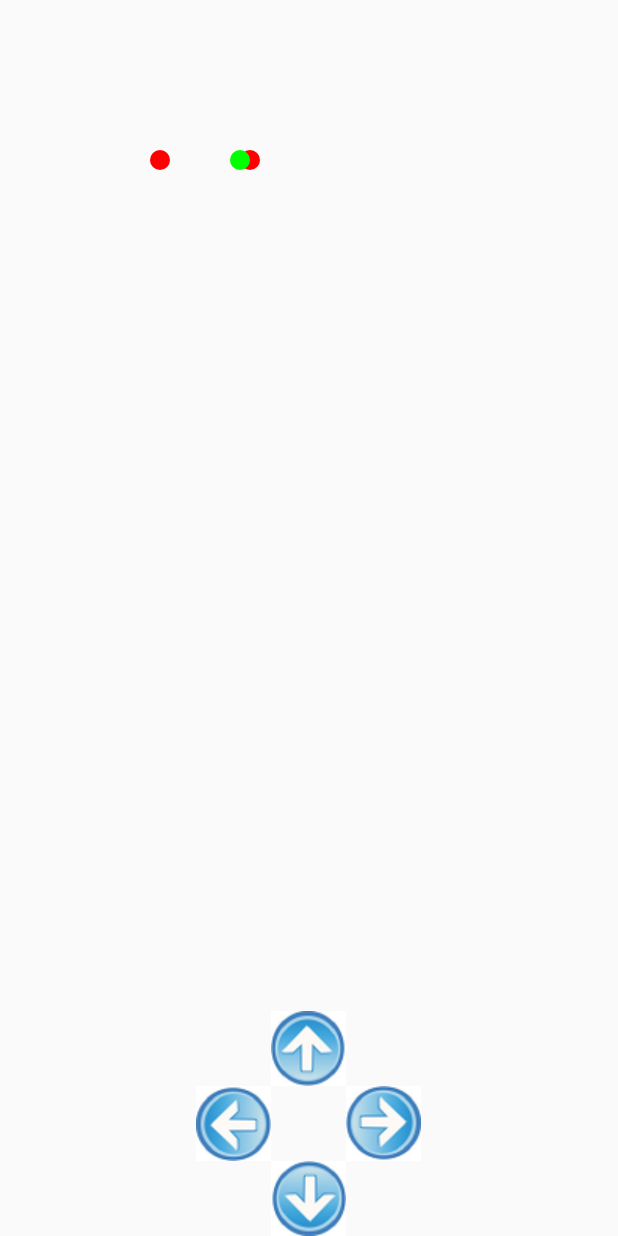
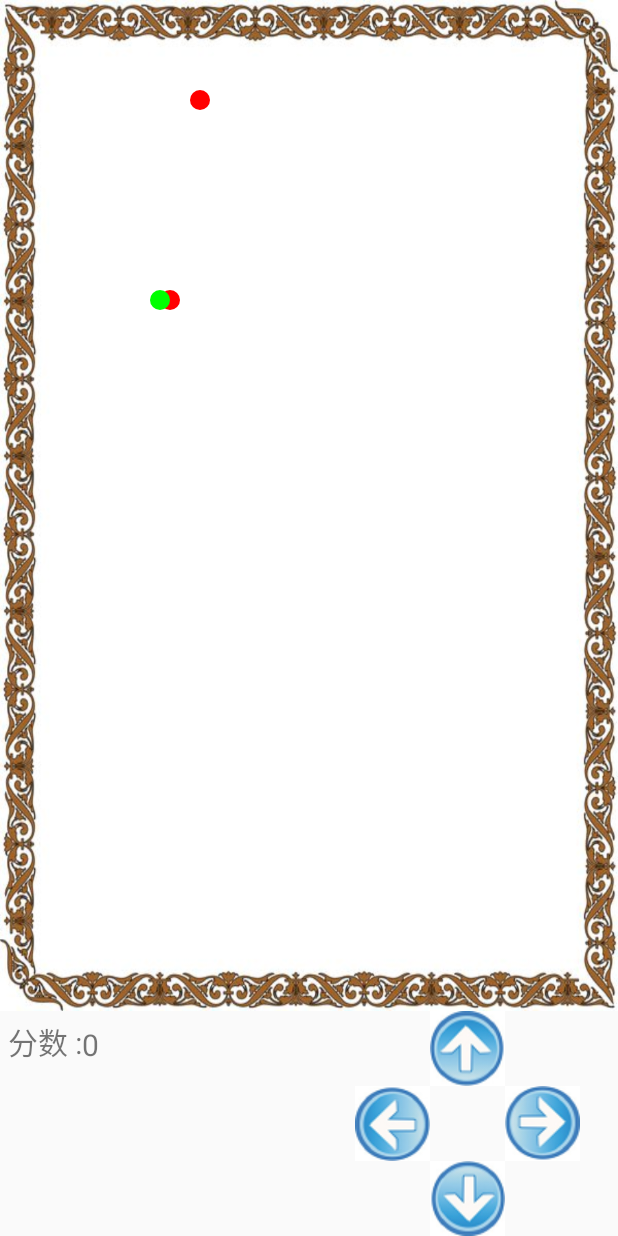
Before and after one commit to liangshui999/RetroSnaker, an Android app: the screen it shows after launch (CanvasTest), on a phone screen of 412 x 824 dp. Run offline under Robolectric (Android 15) with nearby library versions, the phone set to English and light mode, and no system bars; our stand-ins replace ButterKnife.

Commit message:
吃食物bug修复，计分器加上，背景音乐加上，背景音乐有点问题

```diff
--- a/app/src/main/java/com/example/asus_cp/retrosnaker/CanvasTest.java
+++ b/app/src/main/java/com/example/asus_cp/retrosnaker/CanvasTest.java
@@ -2,17 +2,24 @@ package com.example.asus_cp.retrosnaker;
 
 import android.app.Activity;
 import android.app.AlertDialog;
+import android.app.Dialog;
 import android.content.Context;
+import android.content.DialogInterface;
+import android.content.res.AssetFileDescriptor;
 import android.graphics.Canvas;
 import android.graphics.Color;
 import android.graphics.Paint;
+import android.media.MediaPlayer;
 import android.os.Bundle;
 import android.os.Handler;
 import android.os.Message;
+import android.util.Log;
 import android.view.View;
 import android.widget.Button;
 import android.widget.FrameLayout;
+import android.widget.TextView;
 
+import java.io.IOException;
 import java.util.ArrayList;
 import java.util.List;
 import java.util.Random;
@@ -32,6 +39,7 @@ public class CanvasTest extends Activity{
     @Bind(R.id.img_left) Button imgLeft;
     @Bind(R.id.img_right) Button imgRight;
     @Bind(R.id.img_down) Button imgDown;
+    @Bind(R.id.text_score) TextView textScore;//显示分数的textview
     private View v;//画布
     private int radios=10;//半径
 
@@ -54,11 +62,29 @@ public class CanvasTest extends Activity{
     //定时发送消息的handler
     private MyHandler myHandler;
 
+    //记录总分的变量
+    private int score;
+    //每吃到一次食物加的分数
+    private int eatScore;
 
+    //每个多长时间重绘一次
+    private int time;
 
     public static final int DING_SHI=1;//定时任务的标记（用于发送消息）
     public static final int ORITATION_CHANGED=2;//方向改变的标记(用于发送消息)
     public static final int FOOD_HAVE_EATED=3;//食物被吃了之后发送的消息的标记（请求重新生成一个食物）
+    public static final int RESTART=4;//再来一次发送的消息
+
+    private String tag="CanvasTest";
+
+    //存储音乐地址的集合
+    private List<Integer>musics;
+
+    //全局的音乐播放器
+    private MediaPlayer mediaPlayer;
+
+    //集合里面音乐的索引
+    private int musicIndex;
 
 
 
@@ -73,7 +99,7 @@ public class CanvasTest extends Activity{
                     framBuf.addView(v);
                     //移动蛇头和蛇身的坐标
                     move(snakeHead.getOritation());
-                    myHandler.sendEmptyMessageDelayed(DING_SHI,1000);//定时发送延迟的消息
+                    myHandler.sendEmptyMessageDelayed(DING_SHI,time);//定时发送延迟的消息
                     break;
                 case ORITATION_CHANGED://方向改变
                     //移动蛇头和蛇身的坐标
@@ -89,6 +115,13 @@ public class CanvasTest extends Activity{
                     framBuf.removeAllViews();
                     v=new CustumView(CanvasTest.this);
                     framBuf.addView(v);
+                    break;
+                case RESTART://再来一次
+                    //重新绘图
+                    framBuf.removeAllViews();
+                    v=new CustumView(CanvasTest.this);
+                    framBuf.addView(v);
+                    break;
             }
         }
     }
@@ -106,19 +139,67 @@ public class CanvasTest extends Activity{
     public void init(){
         v=new CustumView(this);
         framBuf.addView(v);
-        xMin=radios;
-        yMin=radios;
-        xMax=v.getWidth()-radios;
-        yMax=v.getHeight()-radios;
+        xMin=radios*3;
+        yMin=radios*3;
+        framBuf.post(new Runnable() {//必须通过这个方法获取宽和高，不然获取到的是空的
+            @Override
+            public void run() {
+                xMax = framBuf.getWidth() - radios * 3;
+                yMax = framBuf.getHeight() - radios * 3;
+                Log.d(tag, "xMax=" + xMax);
+                Log.d(tag, "yMax=" + yMax);
+                xMax=xMax/radios*radios;//这样处理之后xMax是radios的整数倍
+                yMax=yMax/radios*radios;
+            }
+        });
         sPoints=new ArrayList<SnakePoint>();
-        snakeHead=new SnakePoint(radios,radios,SnakePoint.RIGHT);
+        snakeHead=new SnakePoint(radios*8,radios*30,SnakePoint.RIGHT);
 
-        produceSnakePositon();
-        foodPoint=new FoodPoint();
-        produceFoodPosition();//随机生成的食物位置
+        //produceSnakePositon();
+        foodPoint=new FoodPoint(radios*20,radios*10);
+       // produceFoodPosition();//随机生成的食物位置
+        eatScore=10;//每吃到一个食物加10分
+        time=1000;
         myHandler=new MyHandler();
         myHandler.sendEmptyMessage(DING_SHI);
+        musics=new ArrayList<Integer>();
+        musics.add(R.raw.m1);
+        musics.add(R.raw.m2);
+        mediaPlayer=MediaPlayer.create(this,musics.get(musicIndex++));
+        mediaPlayer.start();
+        mediaPlayer.setOnCompletionListener(new MediaPlayer.OnCompletionListener() {
+            @Override
+            public void onCompletion(MediaPlayer mp) {
+                Log.d(tag,"音乐执行的次数");
+                mp.reset();
+                if(musicIndex<musics.size()){
+                    AssetFileDescriptor file = getResources().openRawResourceFd(
+                            musics.get(musicIndex++));
+                    try {
+                        mp.setDataSource(file.getFileDescriptor());
+                        mp.start();
+                    } catch (IOException e) {
+                        e.printStackTrace();
+                        Log.d(tag,e.toString());
+                    }
+                }else{
+                    musicIndex=0;
+                    AssetFileDescriptor file = getResources().openRawResourceFd(
+                            musics.get(musicIndex++));
+                    try {
+                        mp.setDataSource(file.getFileDescriptor());
+                        mp.start();
+                    } catch (IOException e) {
+                        e.printStackTrace();
+                        Log.d(tag, e.toString());
+                    }
+
+                }
+
+            }
+        });
     }
+
 
 
     /**
@@ -268,9 +349,11 @@ public class CanvasTest extends Activity{
                     firstPoint.setX(snakeHead.getX());
                     firstPoint.setY(snakeHead.getY());
                     firstPoint.setOritation(snakeHead.getOritation());
-                    sPoints.add(0,firstPoint);//在集合的头部添加一个点
+                    sPoints.add(0, firstPoint);//在集合的头部添加一个点
                     int temp=snakeHead.getY();
                     snakeHead.setY(temp-radios);
+                    score=score+eatScore;
+                    textScore.setText(score+"");
                     myHandler.sendEmptyMessage(FOOD_HAVE_EATED);//食物别吃了之后发送的消息
                 }
                 break;
@@ -280,9 +363,11 @@ public class CanvasTest extends Activity{
                     firstPoint.setX(snakeHead.getX());
                     firstPoint.setY(snakeHead.getY());
                     firstPoint.setOritation(snakeHead.getOritation());
-                    sPoints.add(0,firstPoint);//在集合的头部添加一个点
+                    sPoints.add(0, firstPoint);//在集合的头部添加一个点
                     int temp=snakeHead.getY();
-                    snakeHead.setY(temp+radios);
+                    snakeHead.setY(temp + radios);
+                    score=score+eatScore;
+                    textScore.setText(score+"");
                     myHandler.sendEmptyMessage(FOOD_HAVE_EATED);
                 }
                 break;
@@ -292,9 +377,11 @@ public class CanvasTest extends Activity{
                     firstPoint.setX(snakeHead.getX());
                     firstPoint.setY(snakeHead.getY());
                     firstPoint.setOritation(snakeHead.getOritation());
-                    sPoints.add(0,firstPoint);//在集合的头部添加一个点
-                    int temp=snakeHead.getX();
-                    snakeHead.setY(temp-radios);
+                    sPoints.add(0, firstPoint);//在集合的头部添加一个点
+                    int temp = snakeHead.getX();
+                    snakeHead.setX(temp - radios);
+                    score=score+eatScore;
+                    textScore.setText(score+"");
                     myHandler.sendEmptyMessage(FOOD_HAVE_EATED);
                 }
                 break;
@@ -304,9 +391,11 @@ public class CanvasTest extends Activity{
                     firstPoint.setX(snakeHead.getX());
                     firstPoint.setY(snakeHead.getY());
                     firstPoint.setOritation(snakeHead.getOritation());
-                    sPoints.add(0,firstPoint);//在集合的头部添加一个点
-                    int temp=snakeHead.getX();
-                    snakeHead.setY(temp+radios);
+                    sPoints.add(0, firstPoint);//在集合的头部添加一个点
+                    int temp = snakeHead.getX();
+                    snakeHead.setX(temp + radios);
+                    score=score+eatScore;
+                    textScore.setText(score+"");
                     myHandler.sendEmptyMessage(FOOD_HAVE_EATED);
                 }
                 break;
@@ -361,37 +450,63 @@ public class CanvasTest extends Activity{
         AlertDialog dialog=builder.create();
         dialog.setTitle("游戏失败");
         dialog.setMessage(tishi);
+        dialog.setButton(Dialog.BUTTON_POSITIVE,
+                "再来一次", new DialogInterface.OnClickListener() {
+                    @Override
+                    public void onClick(DialogInterface dialog, int which) {
+                        reStartGame();//重新开始游戏
+                    }
+                });
+        dialog.setButton(Dialog.BUTTON_NEGATIVE,
+                "退出", new DialogInterface.OnClickListener() {
+                    @Override
+                    public void onClick(DialogInterface dialog, int which) {
+                        CanvasTest.this.finish();//将活动销毁
+                    }
+                });
+        dialog.setCancelable(false);
         dialog.show();
     }
 
     /**
      * 随机生成符合条件的x
      */
-    public int generate(){
+    public int generate(int min,int max){
         Random ra =new Random();
-        int x=ra.nextInt(30);
-        x=x*radios;
-        //int x= (int) (xMax*Math.random());
-        if(x>xMin && x<300){
+        int x=ra.nextInt(max)/radios*radios;
+        if(x>min && x<max){
             return x;
         }else {
-            generate();
+            generate(xMin,xMax);
         }
-        return -1;
+        return radios*10;
     }
     /**
      * 随机生成食物的坐标
      */
     public void produceFoodPosition(){
-        foodPoint.setX(generate());
-        foodPoint.setY(generate());
+        foodPoint.setX(generate(xMin,xMax));
+        foodPoint.setY(generate(yMin,yMax));
     }
     /**
      * 随机生成蛇头的初始坐标
      */
     public void produceSnakePositon(){
-        snakeHead.setX(generate());
-        snakeHead.setY(generate());
+        snakeHead.setX(generate(xMin,xMax));
+        snakeHead.setY(generate(yMin, yMax));
+    }
+    /**
+     * 重新开始游戏的时候会调用这个方法
+     */
+    public void reStartGame() {
+        sPoints.clear();
+        produceSnakePositon();
+        snakeHead.setOritation(SnakePoint.UP);
+        produceFoodPosition();
+        score=0;//分数清0
+        textScore.setText(score+"");
+        myHandler.sendEmptyMessage(RESTART);
+
     }
 
 
@@ -406,7 +521,7 @@ public class CanvasTest extends Activity{
         public CustumView(Context context) {
             super(context);//必然会访问父类的构造方法，但父类没有空参构造方法，所以必须指定一个
             paint=new Paint();
-            paint.setColor(Color.YELLOW);
+            paint.setColor(Color.BLUE);
             paint.setStrokeJoin(Paint.Join.ROUND);
             paint.setStrokeCap(Paint.Cap.ROUND);
             paint.setStrokeWidth(3);
@@ -429,4 +544,6 @@ public class CanvasTest extends Activity{
 
         }
     }
+
+
 }
--- a/app/src/main/res/layout/custom_layout.xml
+++ b/app/src/main/res/layout/custom_layout.xml
@@ -7,9 +7,50 @@
         android:id="@+id/fram_buf"
         android:layout_width="match_parent"
         android:layout_height="0dp"
-        android:layout_weight="1">
+        android:layout_weight="1"
+        android:background="@mipmap/bj1">
     </FrameLayout>
+    <LinearLayout
+        android:layout_width="match_parent"
+        android:layout_height="wrap_content">
 
+        <LinearLayout
+            android:layout_width="0dp"
+            android:layout_weight="1"
+            android:layout_height="wrap_content"
+            android:orientation="vertical"
+            android:layout_margin="5dp"
+            >
+            <!-- 记分器-->
+            <LinearLayout
+                android:layout_width="wrap_content"
+                android:layout_height="wrap_content">
+                <TextView
+                    android:layout_width="wrap_content"
+                    android:layout_height="wrap_content"
+                    android:text="@string/score"
+                    android:textSize="20sp"
+                    android:layout_marginTop="5dp"
+                    android:layout_gravity="left"
+                    />
+                <TextView
+                    android:id="@+id/text_score"
+                    android:text="@string/score_value"
+                    android:textSize="20sp"
+                    android:layout_marginTop="3dp"
+                    android:layout_width="wrap_content"
+                    android:layout_height="wrap_content" />
+            </LinearLayout>
+
+
+        </LinearLayout>
+
+
+        <!-- 上下左右按钮-->
+        <LinearLayout
+            android:layout_width="0dp"
+            android:layout_weight="1"
+            android:layout_height="wrap_content">
             <RelativeLayout
                 android:layout_width="match_parent"
                 android:layout_height="wrap_content"
@@ -45,5 +86,9 @@
                     android:background="@drawable/xia"/>
 
             </RelativeLayout>
+        </LinearLayout>
 
     </LinearLayout>
+
+
+</LinearLayout>
--- a/app/src/main/res/values/strings.xml
+++ b/app/src/main/res/values/strings.xml
@@ -1,4 +1,6 @@
 <resources>
     <string name="app_name">Retro Snaker</string>
     <string name="action_settings">Settings</string>
+    <string name="score">分数 :</string>
+    <string name="score_value">0</string>
 </resources>
```
Also changed, not shown: app/src/main/res/mipmap-mdpi/bj.png (added), app/src/main/res/mipmap-mdpi/bj1.jpg (added), 2 other files. Lines whose indentation alone changed are shown as unchanged.
